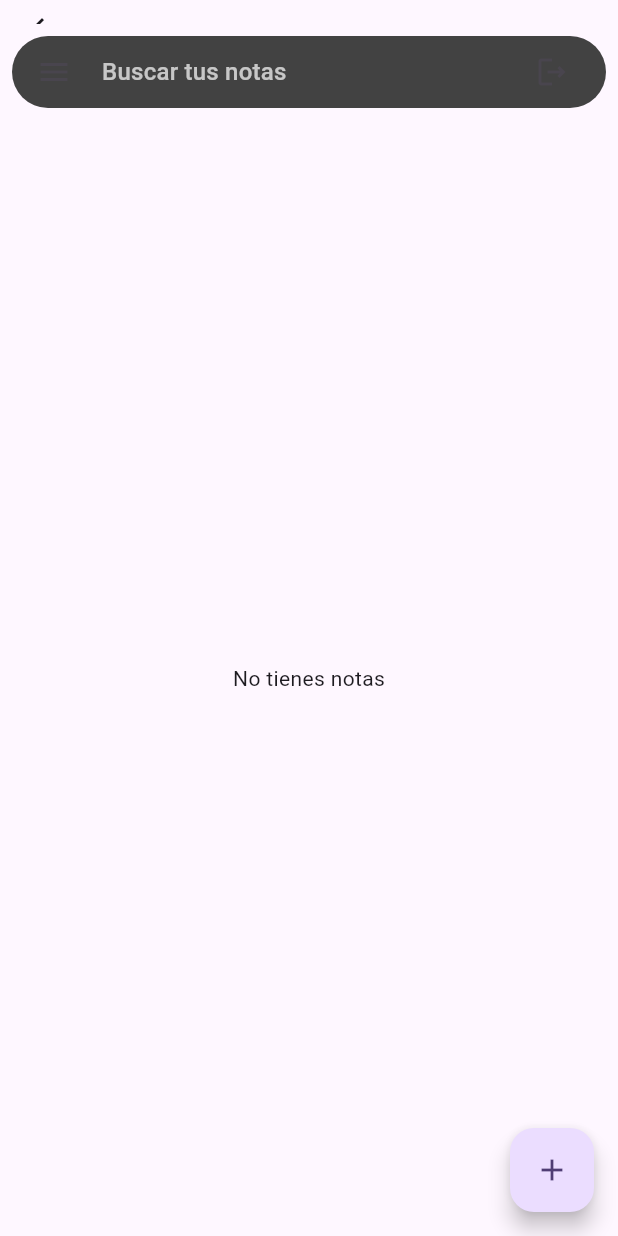
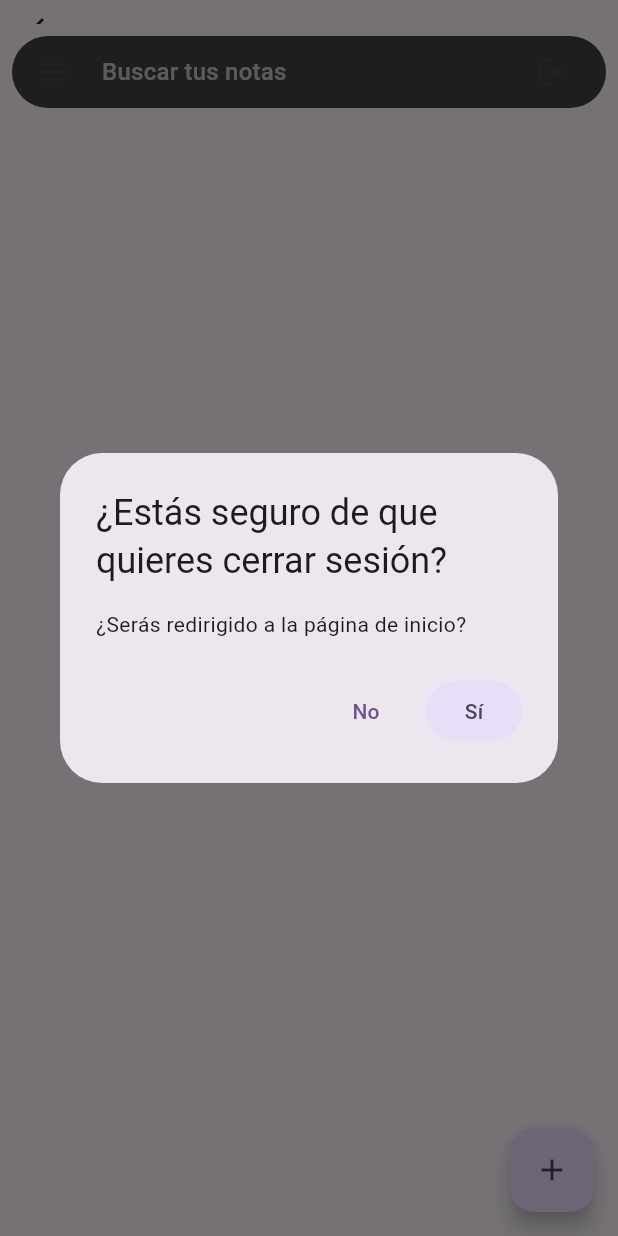
Before and after one commit to Edwards2kx/imaginotes, a Flutter app: the NotesPage screen opened by its route, after a tap on the "logout" icon, on a phone screen of 412 x 824 dp. Run offline on Flutter 3.47's test engine with Material 3 defaults, Android fonts, the phone set to English and light mode, and no system bars; our stand-ins replace auto_route, cloud_firestore, either_dart, equatable, firebase_auth, firebase_core and 2 more; accounts and stored records are empty.

Commit message:
refactor:/ notes folder

```diff
--- a/lib/core/config/router/app_router.dart
+++ b/lib/core/config/router/app_router.dart
@@ -5,6 +5,7 @@ import 'package:imaginotes/features/auth/ui/pages/create_account_page.dart';
 import 'package:imaginotes/features/auth/ui/pages/login_page.dart';
 import 'package:imaginotes/features/notes/ui/pages/note_detail_page.dart';
 import 'package:imaginotes/features/notes/ui/pages/notes_page.dart';
+import 'package:imaginotes/features/notes/ui/pages/search_notes_page.dart';
 
 import '../../../features/notes/domain/entities/note_entity.dart';
 
--- a/lib/di.dart
+++ b/lib/di.dart
@@ -1,9 +1,9 @@
 import 'package:cloud_firestore/cloud_firestore.dart';
 import 'package:firebase_auth/firebase_auth.dart';
 import 'package:get_it/get_it.dart';
-import 'package:imaginotes/features/notes/ui/note_bloc/note_bloc.dart';
-import 'package:imaginotes/features/notes/ui/notes_bloc/notes_bloc.dart';
-import 'package:imaginotes/features/notes/ui/tags_bloc/tags_bloc.dart';
+import 'package:imaginotes/features/notes/ui/blocs/note_bloc/note_bloc.dart';
+import 'package:imaginotes/features/notes/ui/blocs/notes_bloc/notes_bloc.dart';
+import 'package:imaginotes/features/notes/ui/blocs/tags_bloc/tags_bloc.dart';
 
 import 'features/auth/data/repositories/auth_repository_impl.dart';
 import 'features/auth/ui/pages/auth_bloc/check_auth_bloc.dart';
--- a/lib/features/notes/ui/notes_bloc/notes_bloc.dart
+++ b/lib/features/notes/ui/blocs/notes_bloc/notes_bloc.dart
@@ -3,7 +3,7 @@ import 'package:equatable/equatable.dart';
 import 'package:flutter_bloc/flutter_bloc.dart';
 import 'package:imaginotes/features/notes/domain/entities/note_entity.dart';
 
-import '../../domain/repository/notes_repository.dart';
+import '../../../domain/repository/notes_repository.dart';
 
 part 'notes_event.dart';
 part 'notes_state.dart';
--- a/lib/features/notes/ui/tags_bloc/tags_bloc.dart
+++ b/lib/features/notes/ui/blocs/tags_bloc/tags_bloc.dart
@@ -1,8 +1,8 @@
 import 'package:equatable/equatable.dart';
 import 'package:flutter_bloc/flutter_bloc.dart';
 
-import '../../domain/entities/tag_entity.dart';
-import '../../domain/repository/tags_repository.dart';
+import '../../../domain/entities/tag_entity.dart';
+import '../../../domain/repository/tags_repository.dart';
 
 part 'tags_event.dart';
 part 'tags_state.dart';
--- a/lib/features/notes/ui/pages/note_detail_page.dart
+++ b/lib/features/notes/ui/pages/note_detail_page.dart
@@ -3,7 +3,7 @@ import 'package:flutter/material.dart';
 import 'package:flutter_bloc/flutter_bloc.dart';
 import 'package:imaginotes/di.dart';
 import 'package:imaginotes/features/notes/domain/entities/note_entity.dart';
-import 'package:imaginotes/features/notes/ui/note_bloc/note_bloc.dart';
+import 'package:imaginotes/features/notes/ui/blocs/note_bloc/note_bloc.dart';
 import 'package:imaginotes/features/notes/ui/widgets/tags_list_bottomsheet.dart';
 
 import '../../domain/entities/tag_entity.dart';
--- a/lib/features/notes/ui/pages/notes_page.dart
+++ b/lib/features/notes/ui/pages/notes_page.dart
@@ -1,20 +1,30 @@
+import 'package:flutter/material.dart';
+
 import 'package:auto_route/auto_route.dart';
 import 'package:flutter_bloc/flutter_bloc.dart';
 import 'package:flutter_staggered_grid_view/flutter_staggered_grid_view.dart';
-import 'package:flutter/material.dart';
 
 import 'package:imaginotes/core/config/router/app_constants.dart';
 import 'package:imaginotes/core/config/router/app_router.dart';
 import 'package:imaginotes/di.dart';
 import 'package:imaginotes/features/auth/ui/pages/auth_bloc/check_auth_bloc.dart';
+import 'package:imaginotes/features/notes/ui/widgets/logout_dialog.dart';
 import 'package:imaginotes/features/notes/ui/widgets/note_card.dart';
 
-import '../notes_bloc/notes_bloc.dart';
-import '../tags_bloc/tags_bloc.dart';
+import '../blocs/notes_bloc/notes_bloc.dart';
+import '../blocs/tags_bloc/tags_bloc.dart';
 
 @RoutePage()
 class NotesPage extends StatelessWidget {
   const NotesPage({super.key});
+
+  void _onAddTap(BuildContext context) {
+    context.router.push(NoteDetailRoute());
+  }
+
+  void _onSearchTap(BuildContext context) {
+    context.router.push(SearchRoute());
+  }
 
   @override
   Widget build(BuildContext context) {
@@ -32,22 +42,26 @@ class NotesPage extends StatelessWidget {
       child: BlocListener<NotesBloc, NotesState>(
         listener: (context, state) {
           if (state is NotesLoadingError) {
-            context.router.replace(const LoginRoute());
-            ScaffoldMessenger.of(
-              context,
-            ).showSnackBar(SnackBar(content: Text(state.message)));
+            ScaffoldMessenger.of(context).showSnackBar(
+              SnackBar(
+                duration: const Duration(seconds: 4),
+                content: Text(state.message),
+                action: SnackBarAction(
+                  label: 'Reintentar',
+                  onPressed: () {
+                    context.read<NotesBloc>().add(LoadNotes());
+                  },
+                ),
+              ),
+            );
           }
         },
 
         child: Scaffold(
           floatingActionButton: FloatingActionButton(
-            onPressed: () {
-              context.router.push(NoteDetailRoute());
-            },
-
+            onPressed: () => _onAddTap(context),
             child: const Icon(Icons.add),
           ),
-
           body: NestedScrollView(
             headerSliverBuilder:
                 (_, __) => [
@@ -62,42 +76,8 @@ class NotesPage extends StatelessWidget {
                           AppConstants.notesPagePadding,
                         ),
                         child: GestureDetector(
-                          onTap: () => context.router.push(SearchRoute()),
-                          child: Container(
-                            padding: const EdgeInsets.symmetric(
-                              horizontal: 4.0,
-                            ),
-                            decoration: BoxDecoration(
-                              color: Colors.grey[800],
-                              borderRadius: BorderRadius.circular(36.0),
-                            ),
-                            child: Row(
-                              children: [
-                                IconButton(
-                                  onPressed: () {},
-                                  icon: Icon(Icons.menu),
-                                ),
-                                const SizedBox(width: 8.0),
-                                Expanded(
-                                  child: Text(
-                                    'Buscar tus notas',
-                                    style: Theme.of(context)
-                                        .textTheme
-                                        .titleMedium
-                                        ?.copyWith(color: Colors.white70),
-                                  ),
-                                ),
-                                IconButton(
-                                  onPressed: () {
-                                    getIt<CheckAuthBloc>().add(Logout());
-                                  },
-                                  icon: Icon(Icons.logout_outlined),
-                                ),
-
-                                const SizedBox(width: 8.0),
-                              ],
-                            ),
-                          ),
+                          onTap: () => _onSearchTap(context),
+                          child: _AppBarInternal(),
                         ),
                       ),
                     ),
@@ -120,6 +100,28 @@ class _NotesBody extends StatelessWidget {
       builder: (context, state) {
         if (state is NotesLoading) {
           return const Center(child: CircularProgressIndicator());
+        }
+
+        if (state is NotesLoadingError) {
+          return Center(
+            child: Column(
+              mainAxisSize: MainAxisSize.min,
+              children: [
+                Text(
+                  'Error al cargar notas ☹️',
+                  style: Theme.of(context).textTheme.headlineSmall,
+                ),
+                SizedBox(height: 16),
+                TextButton(
+                  onPressed: () => context.read<NotesBloc>().add(LoadNotes()),
+                  child: Text(
+                    'Reintentar',
+                    style: Theme.of(context).textTheme.bodyLarge,
+                  ),
+                ),
+              ],
+            ),
+          );
         }
 
         if (state is NotesLoaded) {
@@ -148,46 +150,51 @@ class _NotesBody extends StatelessWidget {
   }
 }
 
-@RoutePage()
-class SearchPage extends StatelessWidget {
-  const SearchPage({super.key});
+class _AppBarInternal extends StatelessWidget {
+  const _AppBarInternal();
+
+  void _onLogoutTap(BuildContext context) async {
+    final response = await showDialog<bool?>(
+      context: context,
+      builder: (_) => const LogoutDialog(),
+    );
+
+    if (response == true) getIt<CheckAuthBloc>().add(Logout());
+  }
+
+  void _onMenuTap(BuildContext context) {}
 
   @override
   Widget build(BuildContext context) {
-    return Scaffold(
-      appBar: AppBar(
-        title: TextField(
-          autofocus: true,
-          decoration: const InputDecoration(
-            hintText: 'Buscar notas',
-            border: InputBorder.none,
-          ),
-          onChanged: (value) => getIt<NotesBloc>().add(SearchNotes(value)),
+    return DecoratedBox(
+      decoration: BoxDecoration(
+        color: Colors.grey[800],
+        borderRadius: BorderRadius.circular(36.0),
+      ),
+      child: Padding(
+        padding: const EdgeInsets.symmetric(horizontal: 4.0),
+        child: Row(
+          children: [
+            IconButton(
+              onPressed: () => _onMenuTap(context),
+              icon: Icon(Icons.menu),
+            ),
+            const SizedBox(width: 8.0),
+            Expanded(
+              child: Text(
+                'Buscar tus notas',
+                style: Theme.of(
+                  context,
+                ).textTheme.titleMedium?.copyWith(color: Colors.white70),
+              ),
+            ),
+            IconButton(
+              onPressed: () => _onLogoutTap(context),
+              icon: Icon(Icons.logout_outlined),
+            ),
+            const SizedBox(width: 8.0),
+          ],
         ),
-      ),
-      body: BlocBuilder<NotesBloc, NotesState>(
-        bloc: getIt<NotesBloc>(),
-        builder: (context, state) {
-          if (state is NotesLoaded && state.notes.isNotEmpty) {
-            return MasonryGridView.builder(
-              padding: const EdgeInsets.all(AppConstants.notesPagePadding),
-              itemCount: state.notes.length,
-              gridDelegate:
-                  const SliverSimpleGridDelegateWithFixedCrossAxisCount(
-                    crossAxisCount: 2,
-                  ),
-              itemBuilder: (context, index) {
-                final note = state.notes[index];
-                return NoteCard(
-                  note: note,
-                  searchQuery: state.filterQuery,
-                  onTap: () => context.router.push(NoteDetailRoute(note: note)),
-                );
-              },
-            );
-          }
-          return const Center(child: Text('No hay notas coincidentes'));
-        },
       ),
     );
   }
--- /dev/null
+++ b/lib/features/notes/ui/widgets/logout_dialog.dart
@@ -0,0 +1,24 @@
+import 'package:auto_route/auto_route.dart';
+import 'package:flutter/material.dart';
+
+class LogoutDialog extends StatelessWidget {
+  const LogoutDialog({super.key});
+
+  @override
+  Widget build(BuildContext context) {
+    return AlertDialog(
+      title: const Text('¿Estás seguro de que quieres cerrar sesión?'),
+      content: const Text('¿Serás redirigido a la página de inicio?'),
+      actions: [
+        TextButton(
+          onPressed: () => context.pop(false),
+          child: const Text('No'),
+        ),
+        FilledButton.tonal(
+          onPressed: () => context.pop(true),
+          child: const Text('Sí'),
+        ),
+      ],
+    );
+  }
+}
--- a/lib/features/notes/ui/widgets/tags_list_bottomsheet.dart
+++ b/lib/features/notes/ui/widgets/tags_list_bottomsheet.dart
@@ -3,8 +3,8 @@ import 'package:flutter/material.dart';
 import 'package:flutter_bloc/flutter_bloc.dart';
 import 'package:imaginotes/core/config/router/app_router.dart';
 import 'package:imaginotes/di.dart';
-import 'package:imaginotes/features/notes/ui/notes_bloc/notes_bloc.dart';
-import 'package:imaginotes/features/notes/ui/tags_bloc/tags_bloc.dart';
+import 'package:imaginotes/features/notes/ui/blocs/notes_bloc/notes_bloc.dart';
+import 'package:imaginotes/features/notes/ui/blocs/tags_bloc/tags_bloc.dart';
 
 import '../../domain/entities/tag_entity.dart';
 
```
Also changed, not shown: lib/features/notes/domain/entities/note_entity.dart (+6 -7 lines), lib/features/notes/domain/entities/tag_entity.dart (+5 -7 lines), lib/features/notes/ui/pages/search_notes_page.dart (added, +56 -0 lines), lib/core/config/router/app_router.gr.dart, lib/features/notes/ui/blocs/note_bloc/note_bloc.dart (renamed from lib/features/notes/ui/note_bloc/note_bloc.dart), lib/features/notes/ui/blocs/note_bloc/note_event.dart (renamed from lib/features/notes/ui/note_bloc/note_event.dart), lib/features/notes/ui/blocs/note_bloc/note_state.dart (renamed from lib/features/notes/ui/note_bloc/note_state.dart), lib/features/notes/ui/blocs/notes_bloc/notes_event.dart (renamed from lib/features/notes/ui/notes_bloc/notes_event.dart), lib/features/notes/ui/blocs/notes_bloc/notes_state.dart (renamed from lib/features/notes/ui/notes_bloc/notes_state.dart), lib/features/notes/ui/blocs/tags_bloc/tags_event.dart (renamed from lib/features/notes/ui/tags_bloc/tags_event.dart), lib/features/notes/ui/blocs/tags_bloc/tags_state.dart (renamed from lib/features/notes/ui/tags_bloc/tags_state.dart).
